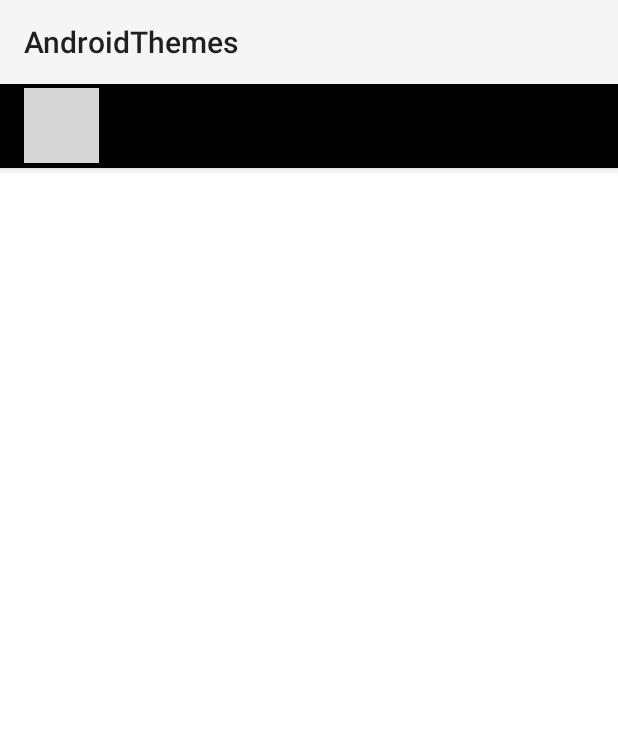
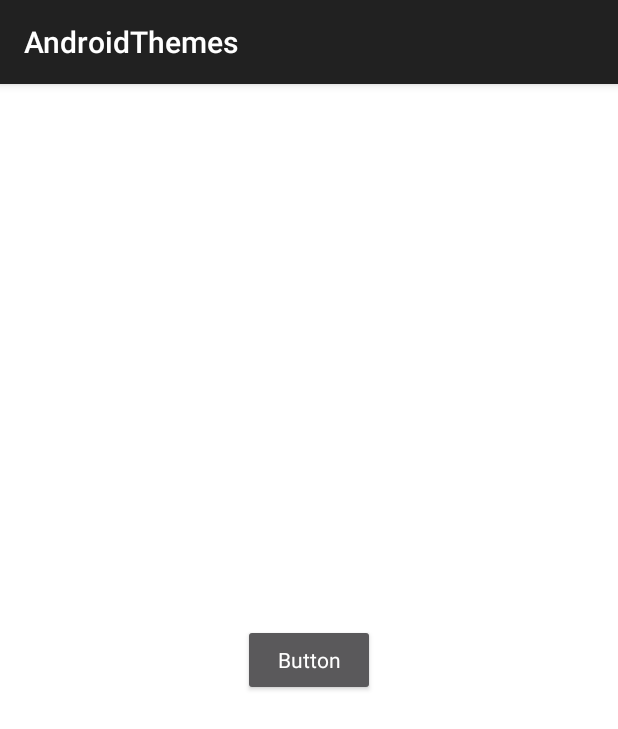
Before and after one commit to fatiq123/AndroidThemes, an Android app: the screen it shows after launch (MainActivity), on a phone screen of 412 x 824 dp. Shown: the top 729 px of the screen. Run offline under Robolectric (Android 15) with nearby library versions, the phone set to English and light mode, and no system bars; grey boxes are pictures that could not be loaded.

Commit message:
working on themes

```diff
--- a/app/src/main/AndroidManifest.xml
+++ b/app/src/main/AndroidManifest.xml
@@ -10,7 +10,7 @@
         android:label="@string/app_name"
         android:roundIcon="@mipmap/ic_launcher_round"
         android:supportsRtl="true"
-        android:theme="@style/Theme.AndroidThemes"
+        android:theme="@style/Theme.AppCompat"
         tools:targetApi="31">
         <activity
             android:name=".MainActivity"
--- a/app/src/main/res/layout/activity_main.xml
+++ b/app/src/main/res/layout/activity_main.xml
@@ -2,32 +2,23 @@
 <androidx.constraintlayout.widget.ConstraintLayout xmlns:android="http://schemas.android.com/apk/res/android"
     xmlns:app="http://schemas.android.com/apk/res-auto"
     xmlns:tools="http://schemas.android.com/tools"
+    android:id="@+id/coordinatorLayout"
     android:layout_width="match_parent"
     android:layout_height="match_parent"
     android:background="@color/white"
     tools:context=".MainActivity">
 
-    <com.google.android.material.appbar.AppBarLayout
-        android:layout_width="match_parent"
+    <Button
+        android:id="@+id/button"
+        android:layout_width="wrap_content"
         android:layout_height="wrap_content"
+        android:text="Button"
+        style="@style/Theme.AppCompat"
+        app:layout_constraintBottom_toBottomOf="parent"
         app:layout_constraintEnd_toEndOf="parent"
+        app:layout_constraintHorizontal_bias="0.5"
         app:layout_constraintStart_toStartOf="parent"
-        app:layout_constraintTop_toTopOf="parent">
+        app:layout_constraintTop_toTopOf="parent"
+        app:layout_constraintVertical_bias="0.5" />
 
-        <androidx.appcompat.widget.Toolbar
-            android:id="@+id/toolbar"
-            android:layout_width="match_parent"
-            android:layout_height="wrap_content"
-            android:background="@color/black"
-            android:minHeight="?attr/actionBarSize"
-            android:theme="@style/AppTheme">
-
-            <de.hdodenhof.circleimageview.CircleImageView
-                android:id="@+id/circle_imageView"
-                android:layout_width="50dp"
-                android:layout_height="50dp"
-                android:padding="8dp"
-                android:src="@drawable/logo" />
-        </androidx.appcompat.widget.Toolbar>
-    </com.google.android.material.appbar.AppBarLayout>
 </androidx.constraintlayout.widget.ConstraintLayout>
--- a/app/src/main/res/values/colors.xml
+++ b/app/src/main/res/values/colors.xml
@@ -2,4 +2,5 @@
 <resources>
     <color name="black">#FF000000</color>
     <color name="white">#FFFFFFFF</color>
+    <color name="colorPrimary">#3F51B5</color> <!-- Replace this with your desired primary color -->
 </resources>
--- a/app/src/main/res/values/themes.xml
+++ b/app/src/main/res/values/themes.xml
@@ -10,11 +10,16 @@
 
 
 <resources>
-    <!-- Base application theme. -->
-    <style name="AppTheme" parent="Theme.AppCompat.Light.NoActionBar">
-        <!-- Customize your theme here. -->
-        <item name="colorPrimary">@color/black</item>
-        <item name="colorPrimaryDark">@color/black</item>
-        <item name="colorAccent">@color/white</item>
+
+    <style name="GreenText" parent="TextAppearance.AppCompat">
+        <item name="android:textColor">#00FF00</item>
     </style>
+
+    <!-- Style for the AppBar -->
+    <style name="AppTheme.AppBarOverlay" parent="ThemeOverlay.AppCompat.Dark.ActionBar" />
+
+    <!-- Style for the Popup Menu -->
+    <style name="AppTheme.PopupOverlay" parent="ThemeOverlay.AppCompat.Light" />
+
+    <color name="colorPrimaryDark">#173181</color>
 </resources>
```
